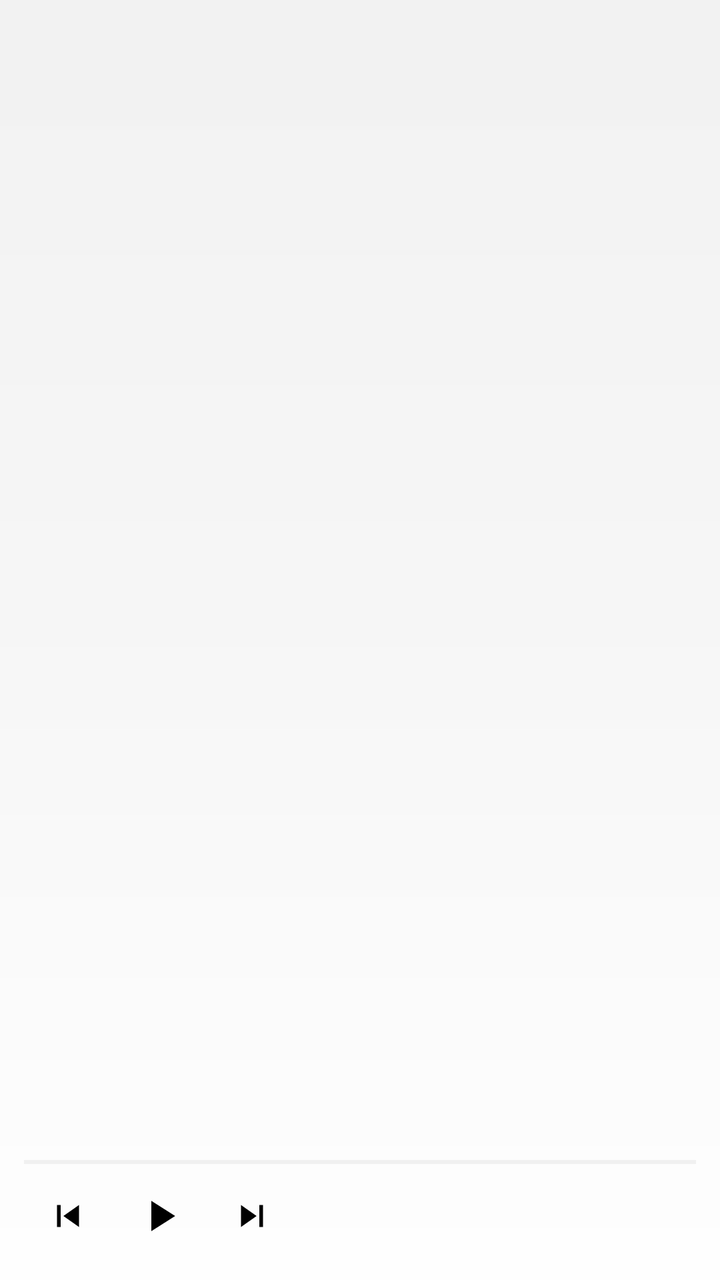
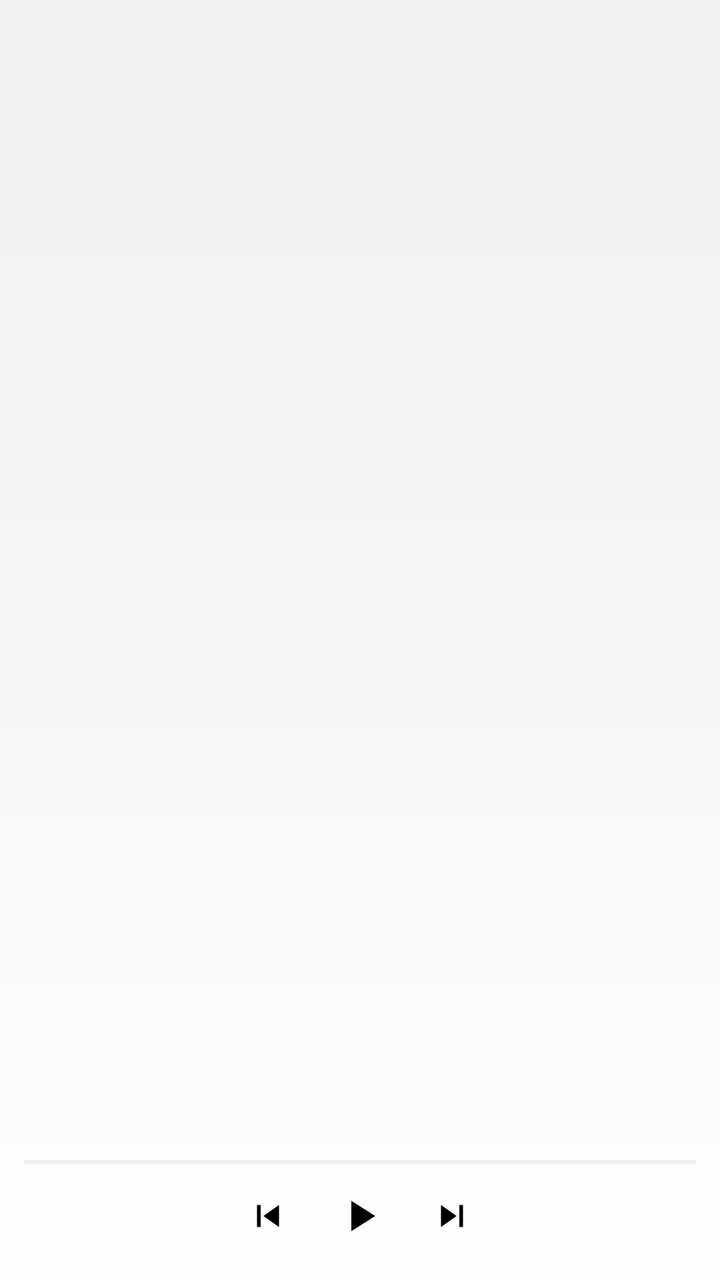

The first picture is an Android layout as it rendered before a commit; the second is the same layout after the commit. The layout source and the unified diff follow.
<!-- AndroidManifest.xml: fallback theme Theme.MaterialComponents.DayNight.NoActionBar -->
<!-- res/layout/megaudio_widget_light.xml -->
<?xml version="1.0" encoding="utf-8"?>
<FrameLayout xmlns:android="http://schemas.android.com/apk/res/android"
    android:id="@+id/widget_root"
    android:layout_width="match_parent"
    android:layout_height="match_parent"
    android:background="@drawable/widget_bg_light">

    <ImageView
        android:id="@+id/widget_cover"
        android:layout_width="match_parent"
        android:layout_height="match_parent"
        android:contentDescription="@null"
        android:scaleType="centerCrop" />

    <ImageView
        android:id="@+id/widget_gradient"
        android:layout_width="match_parent"
        android:layout_height="match_parent"
        android:contentDescription="@null"
        android:scaleType="fitXY"
        android:src="@drawable/widget_gradient_light" />

    <ImageView
        android:id="@+id/widget_logo"
        android:layout_width="72dp"
        android:layout_height="72dp"
        android:layout_gravity="center"
        android:contentDescription="@null"
        android:scaleType="fitCenter"
        android:src="@drawable/ic_widget_logo"
        android:visibility="gone" />

    <LinearLayout
        android:layout_width="match_parent"
        android:layout_height="wrap_content"
        android:layout_gravity="bottom"
        android:orientation="vertical"
        android:paddingStart="12dp"
        android:paddingTop="12dp"
        android:paddingEnd="12dp"
        android:paddingBottom="8dp">

        <TextView
            android:id="@+id/widget_title"
            android:layout_width="match_parent"
            android:layout_height="wrap_content"
            android:ellipsize="end"
            android:maxLines="1"
            android:textColor="#000000"
            android:textSize="13sp"
            android:textStyle="bold" />

        <TextView
            android:id="@+id/widget_artist"
            android:layout_width="match_parent"
            android:layout_height="wrap_content"
            android:layout_marginTop="1dp"
            android:ellipsize="end"
            android:maxLines="1"
            android:textColor="#99000000"
            android:textSize="10sp" />

        <ProgressBar
            android:id="@+id/widget_progress"
            style="?android:attr/progressBarStyleHorizontal"
            android:layout_width="match_parent"
            android:layout_height="2dp"
            android:layout_marginTop="7dp"
            android:max="100"
            android:progress="0"
            android:progressBackgroundTint="#33000000"
            android:progressTint="#000000" />

        <LinearLayout
            android:layout_width="match_parent"
            android:layout_height="wrap_content"
            android:layout_marginTop="2dp"
            android:gravity="center_vertical"
            android:orientation="horizontal">

            <ImageButton
                android:id="@+id/widget_prev"
                android:layout_width="44dp"
                android:layout_height="44dp"
                android:background="@android:color/transparent"
                android:contentDescription="Previous"
                android:padding="11dp"
                android:scaleType="fitCenter"
                android:src="@drawable/ic_widget_prev"
                android:tint="#000000" />

            <ImageButton
                android:id="@+id/widget_play"
                android:layout_width="48dp"
                android:layout_height="48dp"
                android:background="@android:color/transparent"
                android:contentDescription="Play or pause"
                android:padding="11dp"
                android:scaleType="fitCenter"
                android:src="@drawable/ic_widget_play"
                android:tint="#000000" />

            <ImageButton
                android:id="@+id/widget_next"
                android:layout_width="44dp"
                android:layout_height="44dp"
                android:background="@android:color/transparent"
                android:contentDescription="Next"
                android:padding="11dp"
                android:scaleType="fitCenter"
                android:src="@drawable/ic_widget_next"
                android:tint="#000000" />
        </LinearLayout>
    </LinearLayout>
</FrameLayout>
<!-- resources referenced by this layout -->
<resources>
  <!-- drawable ic_widget_logo (drawable) -->
  <?xml version="1.0" encoding="utf-8"?>
  <vector xmlns:android="http://schemas.android.com/apk/res/android"
      android:width="96dp"
      android:height="96dp"
      android:viewportWidth="96"
      android:viewportHeight="96">
      
      <path
          android:fillColor="#D8A657"
          android:pathData="M48,8a40,40 0,1 0,0 80a40,40 0,1 0,0 -80z" />
      <path
          android:fillColor="#1A1A1C"
          android:pathData="M48,26a22,22 0,1 0,0 44a22,22 0,1 0,0 -44z" />
      <path
          android:fillColor="#D8A657"
          android:pathData="M48,42a6,6 0,1 0,0 12a6,6 0,1 0,0 -12z" />
  </vector>
  <!-- drawable ic_widget_next (drawable) -->
  <?xml version="1.0" encoding="utf-8"?>
  <vector xmlns:android="http://schemas.android.com/apk/res/android"
      android:width="24dp"
      android:height="24dp"
      android:viewportWidth="24"
      android:viewportHeight="24">
      <path
          android:fillColor="#FFFFFFFF"
          android:pathData="M6,18l8.5,-6L6,6v12zM16,6v12h2V6z" />
  </vector>
  <!-- drawable ic_widget_play (drawable) -->
  <?xml version="1.0" encoding="utf-8"?>
  <vector xmlns:android="http://schemas.android.com/apk/res/android"
      android:width="24dp"
      android:height="24dp"
      android:viewportWidth="24"
      android:viewportHeight="24">
      <path
          android:fillColor="#FFFFFFFF"
          android:pathData="M8,5v14l11,-7z" />
  </vector>
  <!-- drawable ic_widget_prev (drawable) -->
  <?xml version="1.0" encoding="utf-8"?>
  <vector xmlns:android="http://schemas.android.com/apk/res/android"
      android:width="24dp"
      android:height="24dp"
      android:viewportWidth="24"
      android:viewportHeight="24">
      <path
          android:fillColor="#FFFFFFFF"
          android:pathData="M6,6h2v12H6zM9.5,12l8.5,6V6z" />
  </vector>
  <!-- drawable widget_bg_light (drawable) -->
  <?xml version="1.0" encoding="utf-8"?>
  <shape xmlns:android="http://schemas.android.com/apk/res/android"
      android:shape="rectangle">
      <solid android:color="#F2F2F2" />
  </shape>
  <!-- drawable widget_gradient_light (drawable) -->
  <?xml version="1.0" encoding="utf-8"?>
  <shape xmlns:android="http://schemas.android.com/apk/res/android"
      android:shape="rectangle">
      <gradient
          android:angle="270"
          android:centerColor="#59FFFFFF"
          android:endColor="#E6FFFFFF"
          android:startColor="#00FFFFFF"
          android:type="linear" />
  </shape>
</resources>

<!-- the commit's change to res/layout/megaudio_widget_light.xml (unified diff, before → after) -->
@@ -48,7 +48,9 @@
             android:maxLines="1"
             android:textColor="#000000"
             android:textSize="13sp"
-            android:textStyle="bold" />
+            android:textStyle="bold"
+            android:gravity="center"
+            android:textAlignment="center" />
 
         <TextView
             android:id="@+id/widget_artist"
@@ -58,7 +60,9 @@
             android:ellipsize="end"
             android:maxLines="1"
             android:textColor="#99000000"
-            android:textSize="10sp" />
+            android:textSize="10sp"
+            android:gravity="center"
+            android:textAlignment="center" />
 
         <ProgressBar
             android:id="@+id/widget_progress"
@@ -75,7 +79,7 @@
             android:layout_width="match_parent"
             android:layout_height="wrap_content"
             android:layout_marginTop="2dp"
-            android:gravity="center_vertical"
+            android:gravity="center"
             android:orientation="horizontal">
 
             <ImageButton
